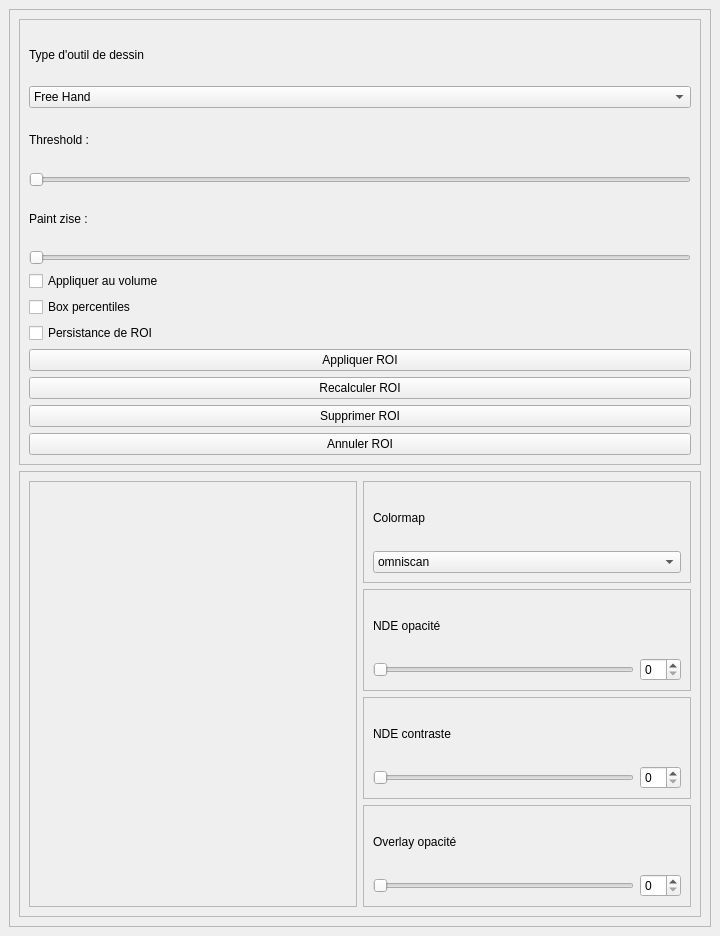
First picture: the form in toolspanel.ui, repository ostidepeignecul/segmentation-tool, before the edit.
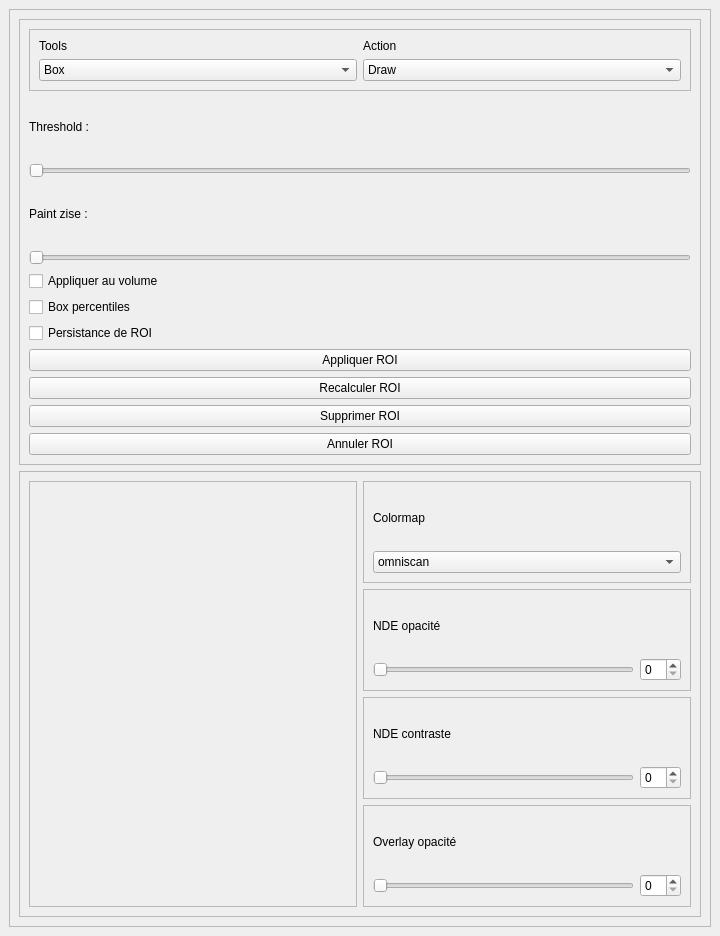
Second picture: the form after the edit. Custom widgets are drawn as their Qt base class.

Commit message: Action Draw Erase et box finalisee au relachement

```diff
--- a/toolspanel.ui
+++ b/toolspanel.ui
@@ -49,19 +49,23 @@
             <enum>QLayout::SizeConstraint::SetMinimumSize</enum>
            </property>
            <item>
-            <widget class="QLabel" name="label_8">
+            <widget class="QFrame" name="frame_3">
+             <property name="frameShape">
+              <enum>QFrame::Shape::StyledPanel</enum>
+             </property>
+             <property name="frameShadow">
+              <enum>QFrame::Shadow::Raised</enum>
+             </property>
+             <layout class="QGridLayout" name="gridLayout_6">
+              <item row="1" column="1">
+               <widget class="QLabel" name="label">
              <property name="text">
-              <string>Type d'outil de dessin</string>
+                 <string>Action</string>
              </property>
             </widget>
            </item>
-           <item>
+              <item row="2" column="0">
             <widget class="QComboBox" name="comboBox">
-             <item>
-              <property name="text">
-               <string>Free Hand</string>
-              </property>
-             </item>
              <item>
               <property name="text">
                <string>Box</string>
@@ -92,6 +96,30 @@
                <string>Peak</string>
               </property>
              </item>
+               </widget>
+              </item>
+              <item row="1" column="0">
+               <widget class="QLabel" name="label_8">
+                <property name="text">
+                 <string>Tools</string>
+                </property>
+               </widget>
+              </item>
+              <item row="2" column="1">
+               <widget class="QComboBox" name="comboBox_3">
+                <item>
+                 <property name="text">
+                  <string>Draw</string>
+                 </property>
+                </item>
+                <item>
+                 <property name="text">
+                  <string>Erase</string>
+                 </property>
+                </item>
+               </widget>
+              </item>
+             </layout>
             </widget>
            </item>
            <item>
```
Left out of the diff: 5 changed lines with no effect on the pictures. Lines whose indentation alone changed are shown as unchanged. The commit also changes 7 other files.
